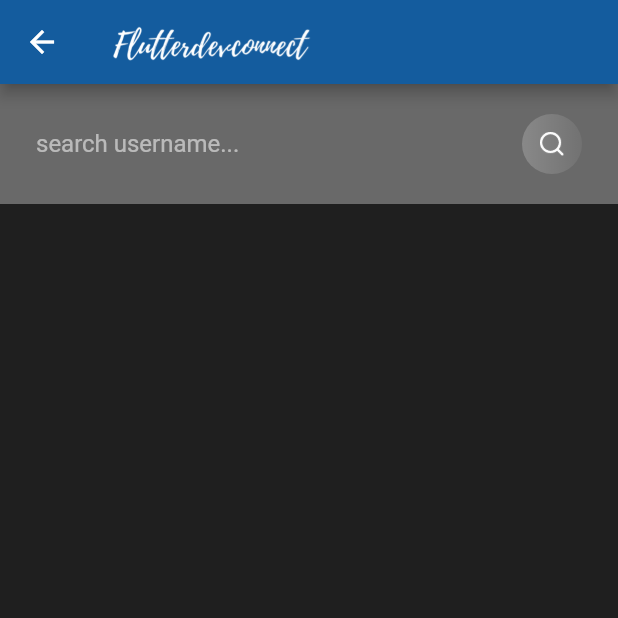
After one commit to KnightTaa/chat-app, a Flutter app: the SearchScreen screen opened directly, on a phone screen of 412 x 824 dp, the top half of it. The commit adds this screen. Run offline on Flutter 3.47's test engine with Material 2 defaults, Android fonts, the phone set to English and light mode, and no system bars; our stand-ins replace cloud_firestore, firebase_auth, shared_preferences; accounts and stored records are empty.

```diff
--- /dev/null
+++ b/chat_app/lib/helper/constants.dart
@@ -0,0 +1,3 @@
+class Constants{
+  static String myName = "";
+}
--- a/chat_app/lib/main.dart
+++ b/chat_app/lib/main.dart
@@ -1,5 +1,4 @@
-import 'package:chat_app/views/signin.dart';
-import 'package:chat_app/views/signup.dart';
+import 'package:chat_app/helper/authenticate.dart';
 import 'package:flutter/material.dart';
 
 void main() {
@@ -19,7 +18,7 @@ class MyApp extends StatelessWidget {
         primarySwatch: Colors.blue,
         visualDensity: VisualDensity.adaptivePlatformDensity,
       ),
-      home: SignUp(),
+      home: Authenticate(),
     );
   }
 }
--- /dev/null
+++ b/chat_app/lib/views/search.dart
@@ -0,0 +1,159 @@
+import 'package:chat_app/helper/constants.dart';
+import 'package:chat_app/services/database.dart';
+import 'package:chat_app/views/conversation_screen.dart';
+import 'package:chat_app/widgets/widgets.dart';
+import 'package:cloud_firestore/cloud_firestore.dart';
+import 'package:flutter/cupertino.dart';
+import 'package:flutter/material.dart';
+
+class SearchScreen extends StatefulWidget {
+  @override
+  _SearchScreenState createState() => _SearchScreenState();
+}
+
+class _SearchScreenState extends State<SearchScreen> {
+
+  DatabaseMethods databaseMethods = new DatabaseMethods();
+  TextEditingController searchTextEditingController =  new TextEditingController();
+
+  QuerySnapshot searchSnapshot;
+
+  Widget searchList(){
+    return searchSnapshot != null ? ListView.builder(
+        itemCount: searchSnapshot.documents.length,
+        shrinkWrap: true,
+        itemBuilder: (context, index){
+          return SearchTile(
+            userName: searchSnapshot.documents[index].data["name"],
+            userEmail: searchSnapshot.documents[index].data["email"],
+          );
+        }) : Container();
+  }
+
+  initiateSearch(){
+    databaseMethods
+        .getUserByUsername(searchTextEditingController.text)
+        .then((val){
+      setState(() {
+        searchSnapshot = val;
+      });
+    });
+  }
+
+  createChatroomAndStartConversation({String userName}){
+    String chatRoomId = getChatRoomId(userName, Constants.myName);
+    List<String> users = [userName, Constants.myName];
+    Map<String, dynamic> charRoomMap = {
+      "users" : users,
+      "chatroomId" : chatRoomId
+    };
+    DatabaseMethods().createChatRoom(chatRoomId, charRoomMap);
+    Navigator.push(context, MaterialPageRoute(
+        builder: (context) => ConversationScreen()
+    ));
+  }
+
+  Widget SearchTile({String userName, String userEmail}){
+    return Container(
+      padding: EdgeInsets.symmetric(horizontal: 10, vertical: 16),
+      child: Row(
+        children: [
+          Column(
+            crossAxisAlignment: CrossAxisAlignment.start,
+            children: [
+              Text(userName, style: mediumTextStyle(),),
+              Text(userEmail, style: mediumTextStyle(),)
+            ],
+          ),
+          Spacer(),
+          GestureDetector(
+            onTap: (){
+              createChatroomAndStartConversation(
+                userName: userName
+              );
+            },
+            child: Container(
+              decoration: BoxDecoration(
+                  color: Colors.blue,
+                  borderRadius: BorderRadius.circular(30)
+              ),
+              padding: EdgeInsets.symmetric(horizontal: 16, vertical: 16),
+              child: Text("Message", style: mediumTextStyle(),),
+            ),
+          )
+        ],
+      ),
+    );
+  }
+
+  @override
+  void initState() {
+    super.initState();
+  }
+
+  @override
+  Widget build(BuildContext context) {
+    return Scaffold(
+      appBar: appBarMain(context),
+      body: Container(
+        child: Column(
+          children: [
+            Container(
+              color: Color(0x54FFFFFF),
+              padding: EdgeInsets.symmetric(horizontal: 24, vertical: 16),
+              child: Row(
+                children: [
+                  Expanded(
+                      child: TextField(
+                        controller: searchTextEditingController,
+                        style: TextStyle(
+                            color: Colors.white
+                        ),
+                        decoration: InputDecoration(
+                          hintText: "search username...",
+                          hintStyle: TextStyle(
+                            color: Colors.white54
+                          ),
+                          border: InputBorder.none
+                        ),
+                      ),
+                  ),
+                  GestureDetector(
+                    onTap: (){
+                      initiateSearch();
+                    },
+                    child: Container(
+                      height: 40,
+                        width: 40,
+                        decoration: BoxDecoration(
+                          gradient: LinearGradient(
+                            colors: [
+                              const Color(0x36FFFFFF),
+                              const Color(0x0FFFFFFF)
+                            ],
+                          ),
+                          borderRadius: BorderRadius.circular(40)
+                        ),
+                        padding: EdgeInsets.all(12),
+                        child: Image.asset("assets/images/search_white.png")
+                    ),
+                  ),
+                ],
+              ),
+            ),
+            searchList(),
+          ],
+        ),
+      ),
+    );
+  }
+}
+
+
+getChatRoomId(String a, String b) {
+  if (a.substring(0, 1).codeUnitAt(0) > b.substring(0, 1).codeUnitAt(0)) {
+    return "$b\_$a";
+  } else {
+    return "$a\_$b";
+  }
+}
--- a/chat_app/pubspec.yaml
+++ b/chat_app/pubspec.yaml
@@ -28,8 +28,9 @@ dependencies:
   # The following adds the Cupertino Icons font to your application.
   # Use with the CupertinoIcons class for iOS style icons.
   cupertino_icons: ^0.1.3
-  firebase_auth: ^0.16.0
+  firebase_auth: ^0.15.4
   cloud_firestore: ^0.13.5
+  shared_preferences: ^0.5.6+3
 
 dev_dependencies:
   flutter_test:
```
Also changed, not shown: chat_app/lib/helper/authenticate.dart (added, +28 -0 lines), chat_app/lib/helper/helperfunctions.dart (added, +38 -0 lines), chat_app/lib/services/database.dart (added, +27 -0 lines), chat_app/lib/views/chatRoomsScreen.dart (+25 -2 lines), chat_app/lib/views/conversation_screen.dart (+13 -0 lines), chat_app/lib/views/signin.dart (+88 -5 lines), chat_app/lib/views/signup.dart (+35 -18 lines), chat_app/pubspec.lock.
